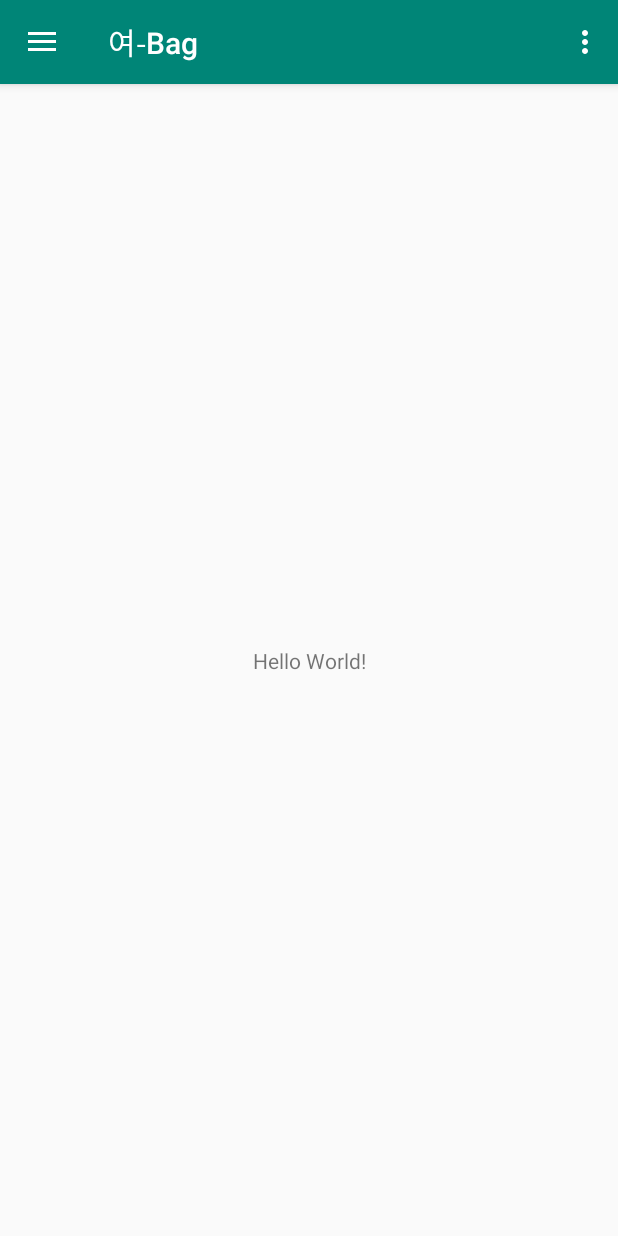
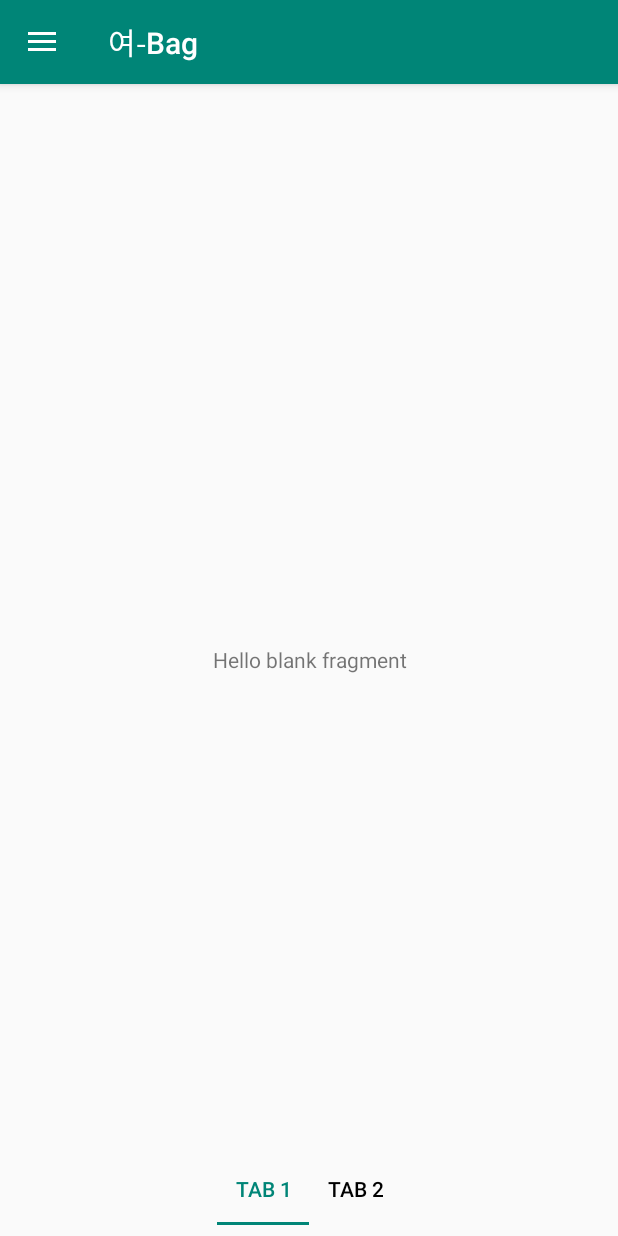
Before and after one commit to jyuu-uu/Mobile-Project, an Android app: the screen it shows after launch (MainActivity), after a tap on "로그인확인", on a phone screen of 412 x 824 dp. Run offline under Robolectric (Android 15) with nearby library versions, the phone set to English and light mode, and no system bars.

Commit message:
툴바 만들기+디자인변경
간략한 몇가지..
툴바 생성
로그인 디자인 수정
유저정보 건네주기

```diff
--- a/TeamProject/app/build.gradle
+++ b/TeamProject/app/build.gradle
@@ -23,8 +23,8 @@ android {
 }
 
 dependencies {
-    implementation fileTree(dir: 'libs', include: ['*.jar'])
-    implementation"org.jetbrains.kotlin:kotlin-stdlib-jdk7:$kotlin_version"
+    implementation fileTree(include: ['*.jar'], dir: 'libs')
+    implementation "org.jetbrains.kotlin:kotlin-stdlib-jdk7:$kotlin_version"
     implementation 'com.android.support:appcompat-v7:28.0.0'
     implementation 'com.android.support:support-v4:28.0.0'
     implementation 'com.android.support:design:28.0.0'
@@ -32,4 +32,5 @@ dependencies {
     testImplementation 'junit:junit:4.12'
     androidTestImplementation 'com.android.support.test:runner:1.0.2'
     androidTestImplementation 'com.android.support.test.espresso:espresso-core:3.0.2'
+    implementation 'com.android.support:design:28.0.0'
 }
--- a/TeamProject/app/src/main/AndroidManifest.xml
+++ b/TeamProject/app/src/main/AndroidManifest.xml
@@ -7,7 +7,7 @@
             android:label="@string/app_name"
             android:roundIcon="@mipmap/ic_launcher_round"
             android:supportsRtl="true"
-            android:theme="@style/AppTheme">
+            android:theme="@style/Theme.Design.Light.NoActionBar">
         <activity android:name=".login">
             <intent-filter>
                 <action android:name="android.intent.action.MAIN"/>
--- a/TeamProject/app/src/main/java/com/example/teamproject/MainActivity.kt
+++ b/TeamProject/app/src/main/java/com/example/teamproject/MainActivity.kt
@@ -2,6 +2,7 @@ package com.example.teamproject
 
 import android.os.Bundle
 import android.support.design.widget.NavigationView
+import android.support.design.widget.TabLayout
 import android.support.v4.view.GravityCompat
 import android.support.v7.app.ActionBarDrawerToggle
 import android.support.v7.app.AppCompatActivity
@@ -9,6 +10,7 @@ import android.view.Menu
 import android.view.MenuItem
 import kotlinx.android.synthetic.main.activity_main.*
 import kotlinx.android.synthetic.main.app_bar_main.*
+import kotlinx.android.synthetic.main.content_main.*
 
 class MainActivity : AppCompatActivity(), NavigationView.OnNavigationItemSelectedListener {
 
@@ -24,6 +26,8 @@ class MainActivity : AppCompatActivity(), NavigationView.OnNavigationItemSelecte
         toggle.syncState()
 
         nav_view.setNavigationItemSelectedListener(this)
+
+        init()
     }
 
     override fun onBackPressed() {
@@ -36,7 +40,8 @@ class MainActivity : AppCompatActivity(), NavigationView.OnNavigationItemSelecte
 
     override fun onCreateOptionsMenu(menu: Menu): Boolean {
         // Inflate the menu; this adds items to the action bar if it is present.
-        menuInflater.inflate(R.menu.main, menu)
+//        menuInflater.inflate(R.menu.main, menu)
+        // 오른쪽옵션생성 창을 없애버림
         return true
     }
 
@@ -76,4 +81,33 @@ class MainActivity : AppCompatActivity(), NavigationView.OnNavigationItemSelecte
         drawer_layout.closeDrawer(GravityCompat.START)
         return true
     }
+
+
+    private var tabLayer: TabLayout?= null
+    var User:String?=null
+
+    fun init(){
+
+        User = intent.getStringExtra("User")
+        // 사용자 아이디를 저장
+        //-----------------
+        tabLayer = findViewById(R.id.layout_tab)
+        tabLayer?.addTab(tabLayer!!.newTab().setText("Tab 1"))
+        tabLayer?.addTab(tabLayer!!.newTab().setText("Tab 2"))
+
+        //탭 추가
+
+        val adapter = TabAdapter(supportFragmentManager, tabLayer!!.tabCount)
+        content.adapter = adapter
+
+        content.addOnPageChangeListener(TabLayout.TabLayoutOnPageChangeListener(tabLayer))
+
+        tabLayer!!.addOnTabSelectedListener(object : TabLayout.OnTabSelectedListener {
+            override fun onTabReselected(p0: TabLayout.Tab?) {}
+            override fun onTabUnselected(p0: TabLayout.Tab?) {}
+            override fun onTabSelected(tab: TabLayout.Tab) {
+                  content.currentItem = tab.position}
+        })
+
+    }
 }
--- /dev/null
+++ b/TeamProject/app/src/main/java/com/example/teamproject/MainFragment.kt
@@ -0,0 +1,20 @@
+package com.example.teamproject
+
+import android.os.Bundle
+import android.support.v4.app.Fragment
+import android.view.LayoutInflater
+import android.view.View
+import android.view.ViewGroup
+
+class MainFragment : Fragment() {
+
+    override fun onCreateView(
+        inflater: LayoutInflater, container: ViewGroup?,
+        savedInstanceState: Bundle?
+    ): View? {
+        // Inflate the layout for this fragment
+        return inflater.inflate(R.layout.fragment_main, container, false)
+    }
+
+
+}
--- /dev/null
+++ b/TeamProject/app/src/main/java/com/example/teamproject/TabAdapter.kt
@@ -0,0 +1,20 @@
+package com.example.teamproject
+
+import android.support.v4.app.Fragment
+import android.support.v4.app.FragmentManager
+import android.support.v4.app.FragmentPagerAdapter
+
+class TabAdapter(fm: FragmentManager,val num:Int): FragmentPagerAdapter(fm){
+
+    override fun getCount(): Int {
+        return num
+    }
+
+    override fun getItem(position: Int): Fragment? {
+        when(position){
+            0-> return MainFragment()
+            1-> return MainFragment()
+        }
+        return null
+    }
+}
--- a/TeamProject/app/src/main/java/com/example/teamproject/login.kt
+++ b/TeamProject/app/src/main/java/com/example/teamproject/login.kt
@@ -15,8 +15,15 @@ class login: AppCompatActivity() {
 
     fun init(){
         login.setOnClickListener{
+
+            val id = identifier.text.toString()
+            val ps = password.text.toString()
+
+            // 이부분에 if문으로 파이어폭스 접근
+            //아이디 확인
+
             val intent = Intent(this,MainActivity::class.java)
-            intent.putExtra("User","")
+            intent.putExtra("User",id) //현재 사용중인 유저가 누구인가??
             startActivity(intent)
         }
     }
--- a/TeamProject/app/src/main/res/layout/content_main.xml
+++ b/TeamProject/app/src/main/res/layout/content_main.xml
@@ -9,13 +9,25 @@
         tools:showIn="@layout/app_bar_main"
         tools:context=".MainActivity">
 
-    <TextView
-            android:layout_width="wrap_content"
+    <android.support.v4.view.ViewPager
+            android:layout_width="match_parent"
+            android:layout_height="0dp"
+            android:id="@+id/content" app:layout_constraintEnd_toEndOf="parent"
+            app:layout_constraintTop_toTopOf="parent" app:layout_constraintStart_toStartOf="parent"
+            app:layout_constraintBottom_toBottomOf="parent"
+        app:layout_constraintVertical_weight="8"
+    />
+
+    <android.support.design.widget.TabLayout
+            android:layout_width="match_parent"
             android:layout_height="wrap_content"
-            android:text="Hello World!"
-            app:layout_constraintBottom_toBottomOf="parent"
-            app:layout_constraintLeft_toLeftOf="parent"
-            app:layout_constraintRight_toRightOf="parent"
-            app:layout_constraintTop_toTopOf="parent"/>
-
+            app:tabGravity="center"
+            android:id="@+id/layout_tab"
+            app:tabMode="fixed"
+            app:tabTextColor="#000000"
+            app:tabSelectedTextColor="@color/colorPrimary"
+            app:tabIndicatorColor="@color/colorPrimary"
+            app:layout_constraintStart_toStartOf="parent"
+            app:layout_constraintBottom_toBottomOf="@+id/content" app:layout_constraintEnd_toEndOf="parent"
+            android:layout_marginBottom="7dp"/>
 </android.support.constraint.ConstraintLayout>
--- /dev/null
+++ b/TeamProject/app/src/main/res/layout/fragment_main.xml
@@ -0,0 +1,15 @@
+<?xml version="1.0" encoding="utf-8"?>
+<FrameLayout xmlns:android="http://schemas.android.com/apk/res/android"
+             xmlns:tools="http://schemas.android.com/tools"
+             android:layout_width="match_parent"
+             android:layout_height="match_parent"
+             tools:context=".MainFragment">
+
+    <!-- TODO: Update blank fragment layout -->
+    <TextView
+            android:gravity="center"
+            android:layout_width="match_parent"
+            android:layout_height="match_parent"
+            android:text="@string/hello_blank_fragment"/>
+
+</FrameLayout>
--- a/TeamProject/app/src/main/res/values/strings.xml
+++ b/TeamProject/app/src/main/res/values/strings.xml
@@ -6,4 +6,7 @@
     <string name="nav_header_subtitle">android.studio@android.com</string>
     <string name="nav_header_desc">Navigation header</string>
     <string name="action_settings">Settings</string>
+
+    <!-- TODO: Remove or change this placeholder text -->
+    <string name="hello_blank_fragment">Hello blank fragment</string>
 </resources>
```
Also changed, not shown: TeamProject/app/src/main/res/layout/login_layout.xml (+27 -2 lines).
